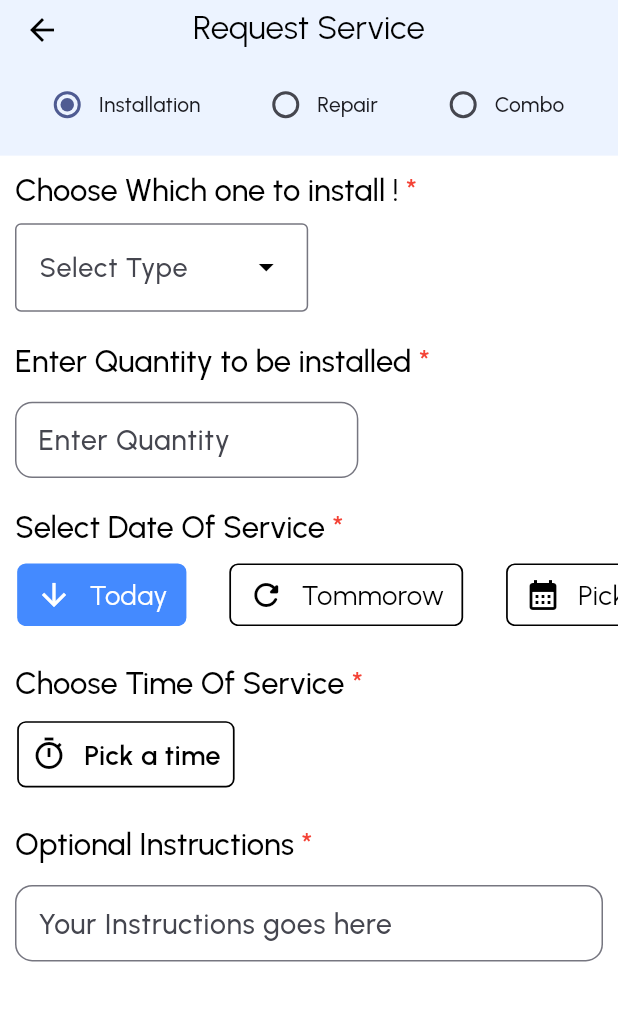
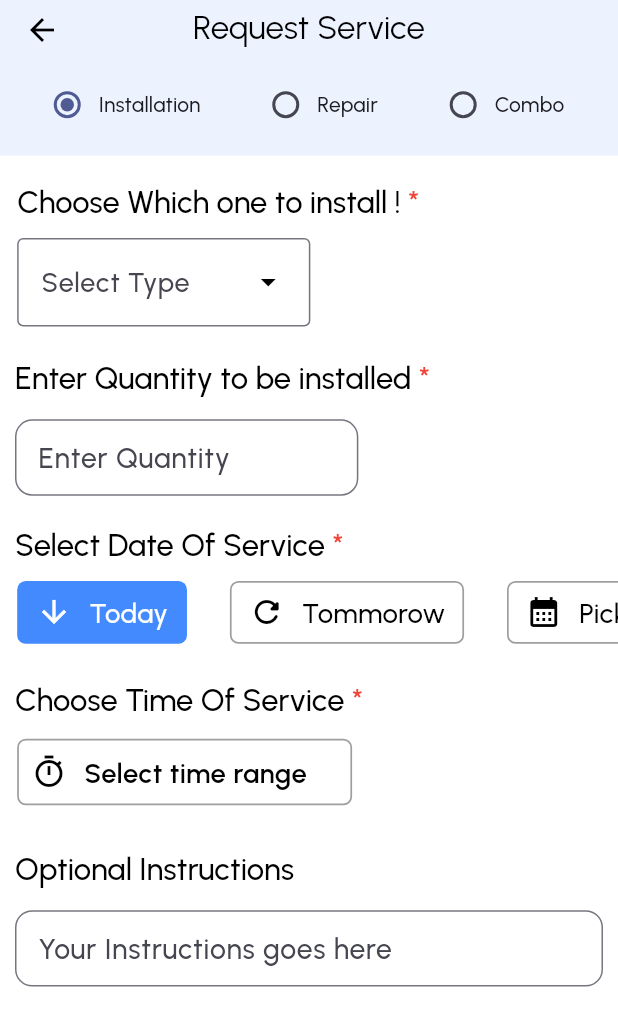
Before and after one commit to Sundhar22/UserApp, a Flutter app: the screen it shows after launch, after a tap on "Today", on a phone screen of 412 x 824 dp. Shown: the top 1026 px of the screen. Run offline on Flutter 3.47's test engine with Material 3 defaults, Android fonts, the phone set to English and light mode, and no system bars; our stand-ins replace bloc, carousel_slider, cloud_firestore, dots_indicator, firebase_auth, firebase_core and 4 more; missing offline and left inert: time_range; accounts and stored records are empty.

Commit message:
ui tweeks

```diff
--- a/lib/constant/theme/app_theme.dart
+++ b/lib/constant/theme/app_theme.dart
@@ -9,6 +9,10 @@ ThemeData buildApp(BuildContext context) {
         elevation: 0,
         foregroundColor: Colors.black,
         scrolledUnderElevation: 0,
+      ),
+      dialogTheme: const DialogTheme(
+        surfaceTintColor: Colors.white,
+        backgroundColor: Colors.white,
       ),
       dropdownMenuTheme: const DropdownMenuThemeData(
         textStyle: TextStyle(
--- a/lib/features/order/bloc/order_bloc.dart
+++ b/lib/features/order/bloc/order_bloc.dart
@@ -5,34 +5,35 @@ import 'package:user_app/features/order/bloc/order_state.dart';
 class OrderBloc extends Bloc<OrderEvents, OrderState> {
   OrderBloc() : super(OrderState()) {
     on<OrderTypeUpdate>((event, emit) {
-      emit(state.copyWith(requestType: event.typeOfService));
+      emit(state.copyWith(
+        requestType: event.typeOfService,
+        productQuantity: 0,
+      ));
     });
 
     on<OrderDetailsUpdate>(
       (event, emit) {
-        if (event.productQuantity != 0) {
-          emit(
-            state.copyWith(
-              productQuantity: event.productQuantity,
-            ),
-          );
+        if (event.optionalInstructions != "") {
+          emit(state.copyWith(optionalInstruction: event.optionalInstructions));
         }
 
-        if (event.optionalInstructions != null) {
-          emit(state.copyWith(optionalInstruction: event.optionalInstructions));
+        if (event.productQuantity != 0) {
+          emit(state.copyWith(productQuantity: event.productQuantity));
         }
       },
     );
 
     on<OrderTimingsUpdate>(
       (event, emit) {
-        if (event.dateOfService != "") {
+        if (event.dateOfService != "" &&
+            event.dateOfService != state.serviceDate) {
           emit(
             state.copyWith(serviceDate: event.dateOfService),
           );
         }
 
-        if (event.timeOfService != "") {
+        if (event.timeOfService != "" &&
+            event.timeOfService != state.serviceTime) {
           emit(state.copyWith(serviceTime: event.timeOfService));
         }
       },
--- a/lib/features/order/bloc/order_events.dart
+++ b/lib/features/order/bloc/order_events.dart
@@ -20,12 +20,12 @@ class OrderTypeUpdate extends OrderEvents {
 class OrderDetailsUpdate extends OrderEvents {
   String productOfService;
   int productQuantity;
-  String? optionalInstructions;
+  String optionalInstructions;
 
   OrderDetailsUpdate({
     this.productOfService = "",
     this.productQuantity = 0,
-    String? optionalInstructions,
+    this.optionalInstructions = "",
   });
 
   OrderDetailsUpdate copyWith({
--- a/lib/features/order/bloc/order_state.dart
+++ b/lib/features/order/bloc/order_state.dart
@@ -5,7 +5,7 @@ class OrderState {
   String serviceDate;
   String serviceTime;
   bool iskeyBoardActivated;
-  String? optionalInstruction;
+  String optionalInstruction;
 
   //
   OrderState({
@@ -14,7 +14,7 @@ class OrderState {
     this.serviceDate = "",
     this.serviceTime = "",
     this.iskeyBoardActivated = false,
-    String? optionalInstruction,
+    this.optionalInstruction = "",
   });
 
   OrderState copyWith({
--- a/lib/features/order/ui/date_widget.dart
+++ b/lib/features/order/ui/date_widget.dart
@@ -32,7 +32,7 @@ class DateWidget extends StatelessWidget {
                 lastDate: DateTime.now().add(const Duration(days: 7)),
                 initialDate: DateTime.now(),
               );
-              if (date != null) {
+              if (date != null && context.mounted) {
                 BlocProvider.of<OrderBloc>(context)
                     .add(OrderTimingsUpdate(dateOfService: formatDate(date)));
               }
@@ -48,7 +48,7 @@ class DateWidget extends StatelessWidget {
                 color: returnColor(),
                 border: Border.all(
                   width: 1.w,
-                  color: !isSelected ? Colors.black : Colors.transparent,
+                  color: !isSelected ? Colors.grey : Colors.transparent,
                 ),
                 borderRadius: BorderRadius.all(Radius.circular(5.r))),
             child: Row(
@@ -68,7 +68,7 @@ class DateWidget extends StatelessWidget {
                   style: TextStyle(
                     color: textColor(),
                     fontSize: 16.sp,
-                    fontWeight: FontWeight.w400,
+                    fontWeight: FontWeight.w500,
                   ),
                 ),
               ],
--- a/lib/features/order/ui/installation_choices.dart
+++ b/lib/features/order/ui/installation_choices.dart
@@ -1,4 +1,5 @@
 import 'package:flutter/material.dart';
+import 'package:flutter_screenutil/flutter_screenutil.dart';
 import 'package:user_app/features/order/widgets/order_title.dart';
 
 class InstallationChoice extends StatelessWidget {
@@ -8,15 +9,15 @@ class InstallationChoice extends StatelessWidget {
 
   @override
   Widget build(BuildContext context) {
-    return const Padding(
-      padding: EdgeInsets.only(top: 10, left: 10),
+    return Padding(
+      padding: EdgeInsets.only(top: 15.h, left: 10.w),
       child: Column(
         crossAxisAlignment: CrossAxisAlignment.start,
         children: [
-          OrderTitle(title: "Choose Which one to install !"),
+          const OrderTitle(title: "Choose Which one to install !"),
           Padding(
-            padding: EdgeInsets.symmetric(vertical: 10),
-            child: DropdownMenu(
+            padding: EdgeInsets.symmetric(vertical: 10.h),
+            child: const DropdownMenu(
               hintText: "Select Type",
               initialSelection: "",
               inputDecorationTheme: InputDecorationTheme(
--- a/lib/features/order/ui/optional_input.dart
+++ b/lib/features/order/ui/optional_input.dart
@@ -14,18 +14,19 @@ class OptionalMessage extends StatelessWidget {
   @override
   Widget build(BuildContext context) {
     return Padding(
-      padding: const EdgeInsets.symmetric(
-        vertical: 25,
-        horizontal: 10,
+      padding: const EdgeInsets.only(
+        left: 10,
+        right: 10,
+        top: 30,
+        bottom: 50,
       ),
       child: Column(
         crossAxisAlignment: CrossAxisAlignment.start,
         children: [
-          const OrderTitle(title: "Optional Instructions"),
+          const OrderTitle(title: "Optional Instructions", isOptional: true),
           const SizedBox(height: 15),
           BlocBuilder<OrderBloc, OrderState>(
             builder: (context, state) {
-              print(state.optionalInstruction);
               return TextField(
                 minLines: 1,
                 maxLines: 30,
@@ -45,13 +46,18 @@ class OptionalMessage extends StatelessWidget {
                     OrderKeyBoardTapEvent(iskeyBoardActivated: true),
                   );
                 },
+
+                // Submit Event
                 onSubmitted: (s) async {
-                  await Future.delayed(const Duration(milliseconds: 500));
+                  BlocProvider.of<OrderBloc>(context).add(
+                    OrderDetailsUpdate(
+                      optionalInstructions: s,
+                    ),
+                  );
 
+                  // Event
+                  await Future.delayed(const Duration(milliseconds: 200));
                   if (context.mounted) {
-                    BlocProvider.of<OrderBloc>(context).add(
-                      OrderDetailsUpdate(optionalInstructions: s),
-                    );
                     BlocProvider.of<OrderBloc>(context).add(
                       OrderKeyBoardTapEvent(iskeyBoardActivated: false),
                     );
--- a/lib/features/order/ui/order.dart
+++ b/lib/features/order/ui/order.dart
@@ -1,15 +1,16 @@
 import 'package:flutter/material.dart';
 import 'package:flutter_bloc/flutter_bloc.dart';
 import 'package:flutter_screenutil/flutter_screenutil.dart';
+import 'package:time_range/time_range.dart';
 import 'package:user_app/features/order/bloc/order_bloc.dart';
 import 'package:user_app/features/order/bloc/order_state.dart';
 import 'package:user_app/features/order/ui/installation_choices.dart';
 import 'package:user_app/features/order/ui/optional_input.dart';
+import 'package:user_app/features/order/ui/order_appbar.dart';
 import 'package:user_app/features/order/ui/pick_service_date.dart';
 import 'package:user_app/features/order/ui/pick_service_time.dart';
 import 'package:user_app/features/order/ui/place_order_button.dart';
 import 'package:user_app/features/order/ui/service_quantity.dart';
-import 'package:user_app/features/order/ui/type_of_service.dart';
 
 class OrderPage extends StatelessWidget {
   const OrderPage({super.key});
@@ -20,19 +21,7 @@ class OrderPage extends StatelessWidget {
       builder: (context, state) {
         return Scaffold(
           bottomSheet: const RequestButton(),
-          appBar: AppBar(
-            backgroundColor: state.requestType == "Installation"
-                ? Colors.blueAccent.withOpacity(.1)
-                : Colors.redAccent.withOpacity(.1),
-            leading: IconButton(
-                onPressed: () {}, icon: const Icon(Icons.arrow_back)),
-            title: const Text("Request Service"),
-            centerTitle: true,
-            bottom: PreferredSize(
-              preferredSize: Size(double.maxFinite, 40.h),
-              child: const TypeOfService(),
-            ),
-          ),
+          appBar: buildAppBar(state),
           body: const SingleChildScrollView(
             child: Column(
               mainAxisAlignment: MainAxisAlignment.start,
--- /dev/null
+++ b/lib/features/order/ui/order_appbar.dart
@@ -0,0 +1,19 @@
+import 'package:flutter/material.dart';
+import 'package:flutter_screenutil/flutter_screenutil.dart';
+import 'package:user_app/features/order/bloc/order_state.dart';
+import 'package:user_app/features/order/ui/type_of_service.dart';
+
+AppBar buildAppBar(OrderState state) {
+  return AppBar(
+    backgroundColor: state.requestType == "Installation"
+        ? Colors.blueAccent.withOpacity(.1)
+        : Colors.redAccent.withOpacity(.1),
+    leading: IconButton(onPressed: () {}, icon: const Icon(Icons.arrow_back)),
+    title: const Text("Request Service"),
+    centerTitle: true,
+    bottom: PreferredSize(
+      preferredSize: Size(double.maxFinite, 40.h),
+      child: const TypeOfService(),
+    ),
+  );
+}
--- a/lib/features/order/ui/pick_service_time.dart
+++ b/lib/features/order/ui/pick_service_time.dart
@@ -1,10 +1,12 @@
 import 'package:flutter/material.dart';
 import 'package:flutter_bloc/flutter_bloc.dart';
 import 'package:flutter_screenutil/flutter_screenutil.dart';
+import 'package:fluttertoast/fluttertoast.dart';
 import 'package:user_app/features/order/bloc/order_bloc.dart';
 import 'package:user_app/features/order/bloc/order_events.dart';
 import 'package:user_app/features/order/bloc/order_state.dart';
 import 'package:user_app/features/order/widgets/order_title.dart';
+import 'package:user_app/features/widgets/flutterToast/flutter_toast.dart';
 
 class ServiceTime extends StatelessWidget {
   const ServiceTime({
@@ -24,30 +26,22 @@ class ServiceTime extends StatelessWidget {
           builder: (context, state) {
             bool isTimeSelected = state.serviceTime != "";
             return GestureDetector(
-              onTap: () async {
-                TimeOfDay? time = await showTimePicker(
-                  context: context,
-                  initialTime: TimeOfDay.now(),
-                );
-
-                //  Updating the selected time to the satate
-                if (context.mounted) {
-                  if (time != null) {
-                    BlocProvider.of<OrderBloc>(context).add(OrderTimingsUpdate(
-                        timeOfService: time.format(context)));
-                  }
-                }
-              },
-              child: Container(
-                margin: EdgeInsets.only(top: 7.h, right: 15.w, left: 10.w),
+              onTap: () {},
+              child: Row(
+                children: [
+                  Container(
+                    margin: EdgeInsets.only(top: 7.h, left: 10.w),
                     padding: const EdgeInsets.all(8),
                     decoration: BoxDecoration(
                         border: Border.all(
                           width: 1.w,
-                      color: isTimeSelected ? Colors.transparent : Colors.black,
+                          color:
+                              isTimeSelected ? Colors.transparent : Colors.grey,
                         ),
                         color: returnColor(state),
                         borderRadius: BorderRadius.all(Radius.circular(5.r))),
+                    child: SizedBox(
+                      width: (MediaQuery.of(context).size.width / 2.3).w,
                       child: Row(
                         mainAxisSize: MainAxisSize.min,
                         children: [
@@ -57,14 +51,21 @@ class ServiceTime extends StatelessWidget {
                           ),
                           SizedBox(width: 10.w),
                           Text(
-                      isTimeSelected ? state.serviceTime : "Pick a time",
+                            isTimeSelected
+                                ? state.serviceTime
+                                : "Select time range",
                             style: TextStyle(
                                 fontSize: 16.sp,
                                 fontWeight: FontWeight.w600,
-                          color: isTimeSelected ? Colors.white : Colors.black),
+                                color: isTimeSelected
+                                    ? Colors.white
+                                    : Colors.black),
                           ),
                         ],
                       ),
+                    ),
+                  ),
+                ],
               ),
             );
           },
--- a/lib/features/order/widgets/order_title.dart
+++ b/lib/features/order/widgets/order_title.dart
@@ -2,9 +2,15 @@ import 'package:flutter/material.dart';
 import 'package:flutter_screenutil/flutter_screenutil.dart';
 
 class OrderTitle extends StatelessWidget {
-  const OrderTitle({super.key, required this.title});
+  const OrderTitle({
+    super.key,
+    required this.title,
+    this.isOptional,
+  });
 
   final String title;
+
+  final bool? isOptional;
 
   @override
   Widget build(BuildContext context) {
@@ -20,6 +26,7 @@ class OrderTitle extends StatelessWidget {
               fontFamily: 'Urbanist',
             ),
           ),
+          if (isOptional == null)
             TextSpan(
               text: " *",
               style: TextStyle(
@@ -28,7 +35,9 @@ class OrderTitle extends StatelessWidget {
                 color: Colors.red,
                 fontFamily: 'Urbanist',
               ),
-          ),
+            )
+          else
+            const TextSpan(),
         ],
       ),
     );
--- a/pubspec.yaml
+++ b/pubspec.yaml
@@ -41,10 +41,11 @@ dependencies:
   flutter_bloc: ^8.1.3
   flutter_otp_text_field: ^1.1.1
   flutter_screenutil: ^5.9.0
+  flutter_time_range: ^0.0.3
   fluttertoast: ^8.2.4
   google_maps_flutter: ^2.5.0
   intl: ^0.19.0
-  slide_to_confirm: ^1.1.0
+  time_range: ^1.1.0
   vibration: ^1.8.4
 
 dev_dependencies:
```
Also changed, not shown: pubspec.lock. Lines whose indentation alone changed are shown as unchanged.
